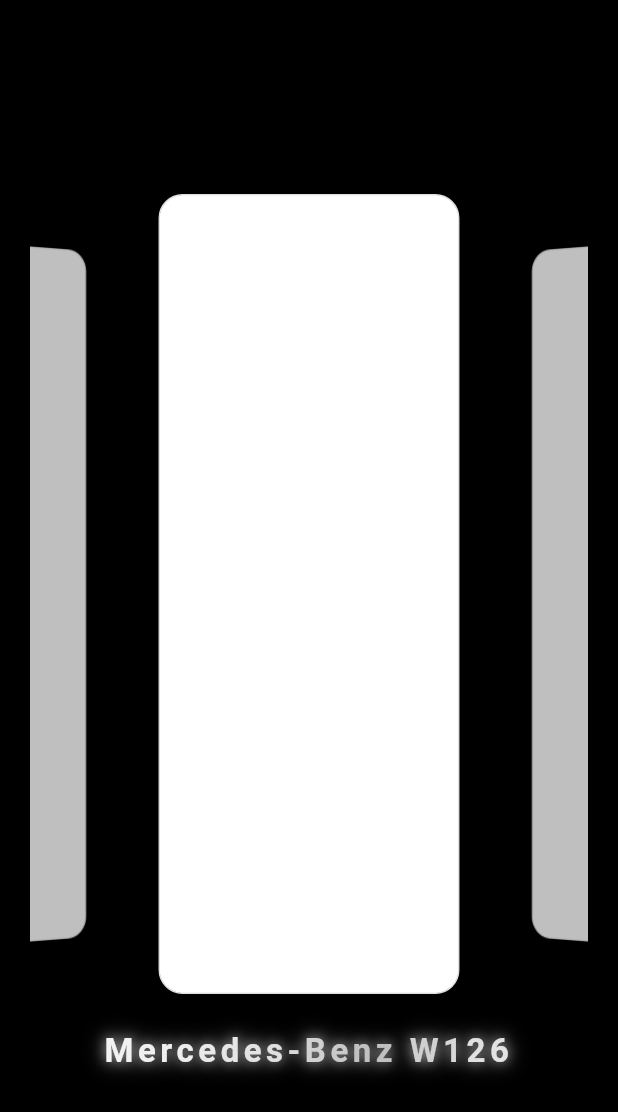
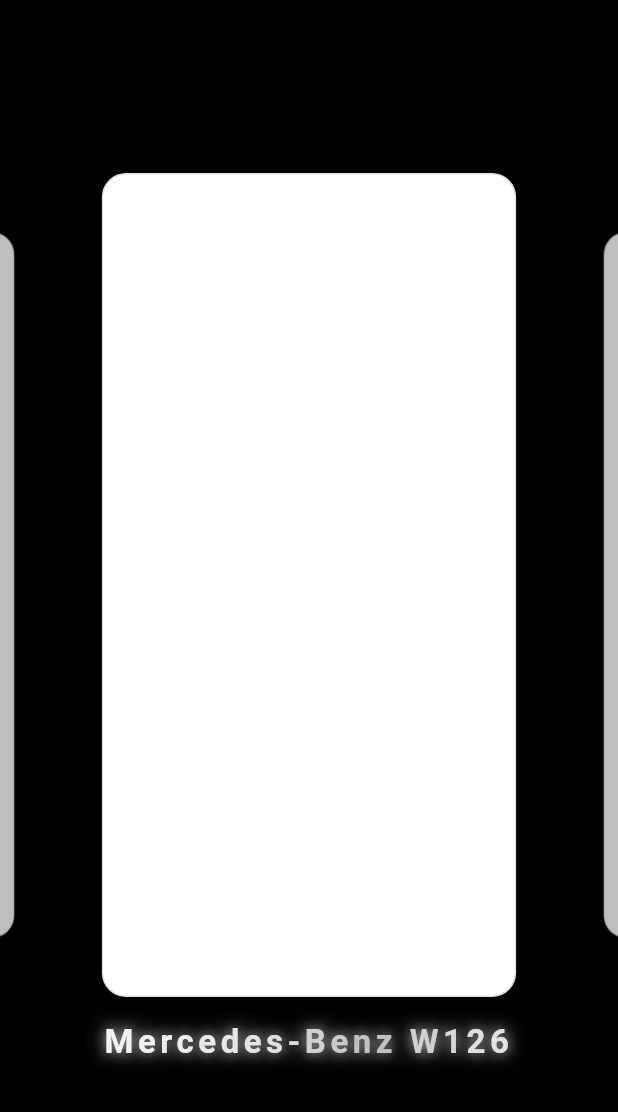
Before and after one commit to fqcwork2017/bug-out, a Flutter app: the screen it shows after launch, swiped to page 3, on a phone screen of 412 x 824 dp. Shown: the top 1112 px of the screen. Run offline on Flutter 3.47's test engine with Material 3 defaults, Android fonts, the light colour scheme and no system bars; our stand-ins replace flutter_riverpod, video_player.

Commit message:
feat:适配手机

```diff
--- a/lib/main.dart
+++ b/lib/main.dart
@@ -85,10 +85,8 @@ class _FLHomePageState extends State<FLHomePage> with TickerProviderStateMixin {
   @override
   void initState() {
     super.initState();
-    // 根据屏幕高度判断是否是手机端，手机端使用0.68，其他端使用0.55
-    final double screenHeight = WidgetsBinding.instance.platformDispatcher.views.first.physicalSize.height /
-        WidgetsBinding.instance.platformDispatcher.views.first.devicePixelRatio;
-    final bool isMobile = screenHeight < 700;
+    // 根据平台判断是否是手机端（最可靠），非Web端就是移动设备
+    final bool isMobile = !kIsWeb;
     _pageController = PageController(
       viewportFraction: isMobile ? 0.68 : 0.55,
       initialPage: 0,
@@ -165,7 +163,8 @@ class _FLHomePageState extends State<FLHomePage> with TickerProviderStateMixin {
 
   @override
   Widget build(BuildContext context) {
-    final bool isMobile = MediaQuery.of(context).size.height < 700;
+    // 根据平台判断是否是手机端（最可靠），非Web端就是移动设备
+    final bool isMobile = !kIsWeb;
     final double screenHeight = MediaQuery.of(context).size.height;
 
     // 计算画廊高度为屏幕的2/3
@@ -291,13 +290,23 @@ class _GalleryCardState extends State<_GalleryCard> {
     super.initState();
     // 第一个 item (index == 0) 加载视频
     if (widget.index == 0) {
-      _initializeVideo();
+      // 延迟初始化视频，确保 context 可用
+      WidgetsBinding.instance.addPostFrameCallback((_) {
+        if (mounted) {
+          _initializeVideo();
+        }
+      });
     }
   }
 
   Future<void> _initializeVideo() async {
     try {
-      _videoController = VideoPlayerController.asset('assets/videos/w126_city.mp4');
+      // 根据平台判断是否是手机端（最可靠），非Web端就是移动设备
+      final bool isMobile = !kIsWeb;
+      final String videoPath = isMobile
+          ? 'assets/videos/w126_city_phone.mp4'
+          : 'assets/videos/w126_city.mp4';
+      _videoController = VideoPlayerController.asset(videoPath);
       await _videoController!.initialize();
       if (mounted) {
         setState(() {
@@ -322,7 +331,8 @@ class _GalleryCardState extends State<_GalleryCard> {
   Widget build(BuildContext context) {
     const double borderRadius = 16.0; // 统一的圆角值
 
-    final bool isMobile = MediaQuery.of(context).size.height < 700;
+    // 根据平台判断是否是手机端（最可靠），非Web端就是移动设备
+    final bool isMobile = !kIsWeb;
 
     return Container(
       margin: EdgeInsets.symmetric(
```
Also changed, not shown: 1 other file.
